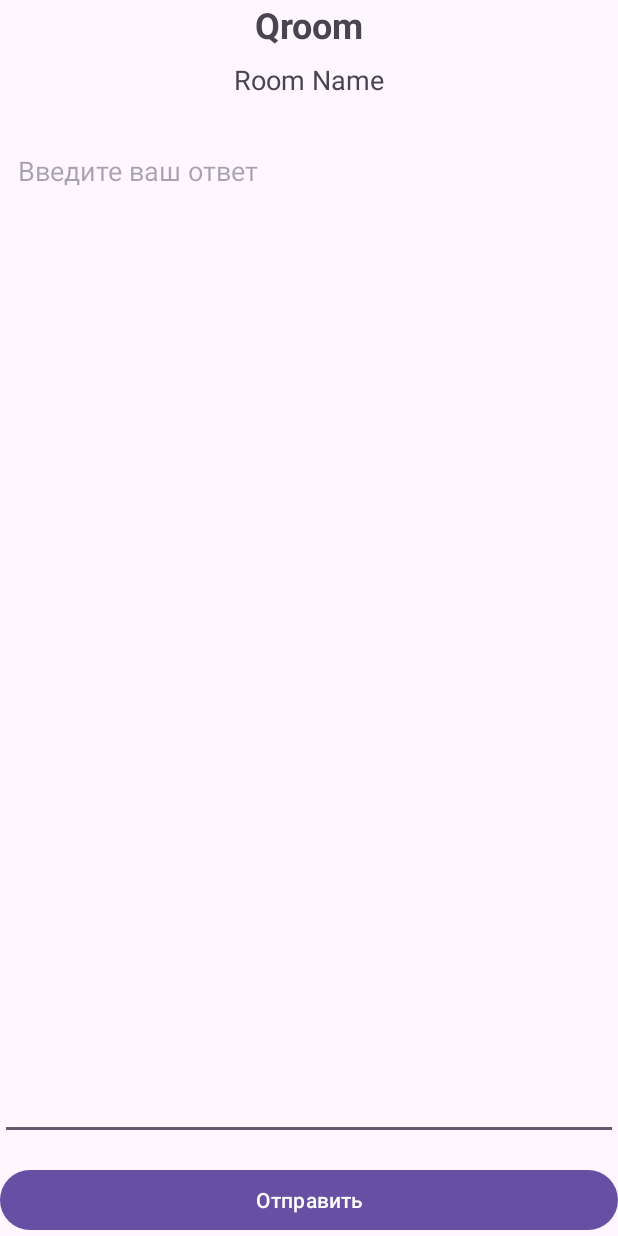
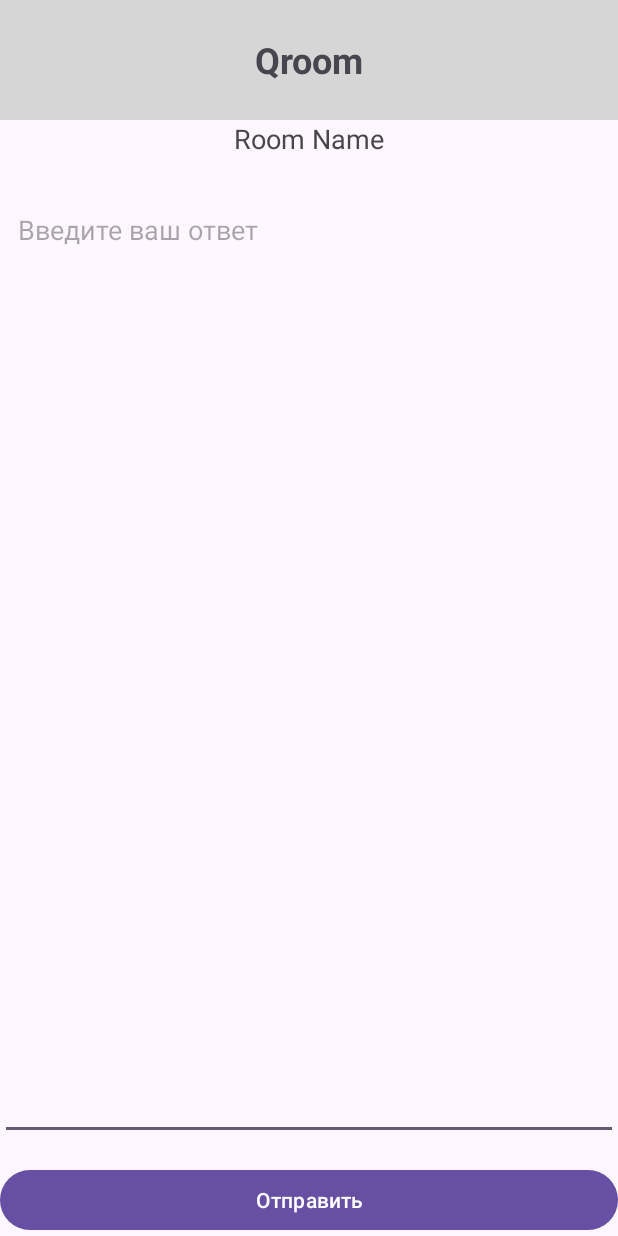
Before and after one commit to nyaku12/Qroom, an Android app built with Jetpack Compose: the JoinedActivity screen opened directly, with no data from a screen before it, on a phone screen of 412 x 824 dp. Run offline under Robolectric (Android 15) with nearby library versions, the light colour scheme and no system bars; 1 statement that could not run was skipped.

Commit message:
some version, idk

```diff
--- a/app/src/main/res/layout/activity_joined.xml
+++ b/app/src/main/res/layout/activity_joined.xml
@@ -12,15 +12,15 @@
     <TextView
         android:id="@+id/textAppTitle"
         android:layout_width="0dp"
-        android:layout_height="wrap_content"
+        android:layout_height="80dp"
         android:gravity="center"
-        android:paddingBottom="8dp"
-        android:text="Qroom"
+        android:background="#D6D6D6"
+        android:text="@string/app_name"
         android:textSize="24sp"
         android:textStyle="bold"
-        app:layout_constraintEnd_toEndOf="parent"
+        app:layout_constraintTop_toTopOf="parent"
         app:layout_constraintStart_toStartOf="parent"
-        app:layout_constraintTop_toTopOf="parent" />
+        app:layout_constraintEnd_toEndOf="parent" />
 
     <!-- Название комнаты -->
     <TextView
@@ -31,9 +31,9 @@
         android:paddingBottom="24dp"
         android:text="Room Name"
         android:textSize="18sp"
-        app:layout_constraintEnd_toEndOf="parent"
+        app:layout_constraintTop_toBottomOf="@id/textAppTitle"
         app:layout_constraintStart_toStartOf="parent"
-        app:layout_constraintTop_toBottomOf="@id/textAppTitle" />
+        app:layout_constraintEnd_toEndOf="parent" />
 
     <!-- Поле ввода ответа -->
     <EditText
@@ -45,10 +45,10 @@
         android:inputType="textCapSentences|textMultiLine"
         android:minLines="3"
         android:padding="12dp"
+        app:layout_constraintTop_toBottomOf="@id/textRoomName"
         app:layout_constraintBottom_toTopOf="@id/btnSendAnswer"
-        app:layout_constraintEnd_toEndOf="parent"
         app:layout_constraintStart_toStartOf="parent"
-        app:layout_constraintTop_toBottomOf="@id/textRoomName" />
+        app:layout_constraintEnd_toEndOf="parent" />
 
     <!-- Кнопка отправки -->
     <Button
@@ -57,9 +57,9 @@
         android:layout_height="wrap_content"
         android:layout_marginTop="16dp"
         android:text="Отправить"
+        app:layout_constraintTop_toBottomOf="@id/editAnswer"
         app:layout_constraintBottom_toBottomOf="parent"
-        app:layout_constraintEnd_toEndOf="parent"
         app:layout_constraintStart_toStartOf="parent"
-        app:layout_constraintTop_toBottomOf="@id/editAnswer" />
+        app:layout_constraintEnd_toEndOf="parent" />
 
 </androidx.constraintlayout.widget.ConstraintLayout>
```
Also changed, not shown: app/src/main/res/layout/activity_create.xml (+7 -8 lines), app/src/main/res/layout/activity_host.xml (+6 -6 lines).
